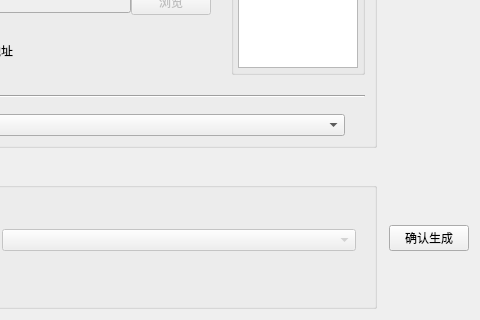
First picture: the form in ui/qv2ray_balancer.ui, repository cangyin/PQv2ray, before the edit; both pictures show x 391 to 871 and y 267 to 587 of the 871 by 587 pixel window.
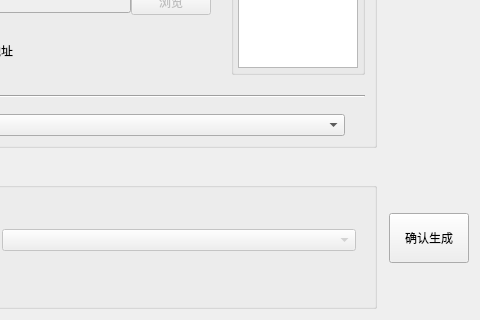
Second picture: the form after the edit. Custom widgets are drawn as their Qt base class.

Commit message: refact: button min size in ui file

```diff
--- a/ui/qv2ray_balancer.ui
+++ b/ui/qv2ray_balancer.ui
@@ -438,6 +438,12 @@
    </item>
    <item row="2" column="1">
     <widget class="QPushButton" name="btnCommit">
+     <property name="minimumSize">
+      <size>
+       <width>0</width>
+       <height>50</height>
+      </size>
+     </property>
      <property name="text">
       <string>确认生成</string>
      </property>
```
The commit also changes 5 other files.
